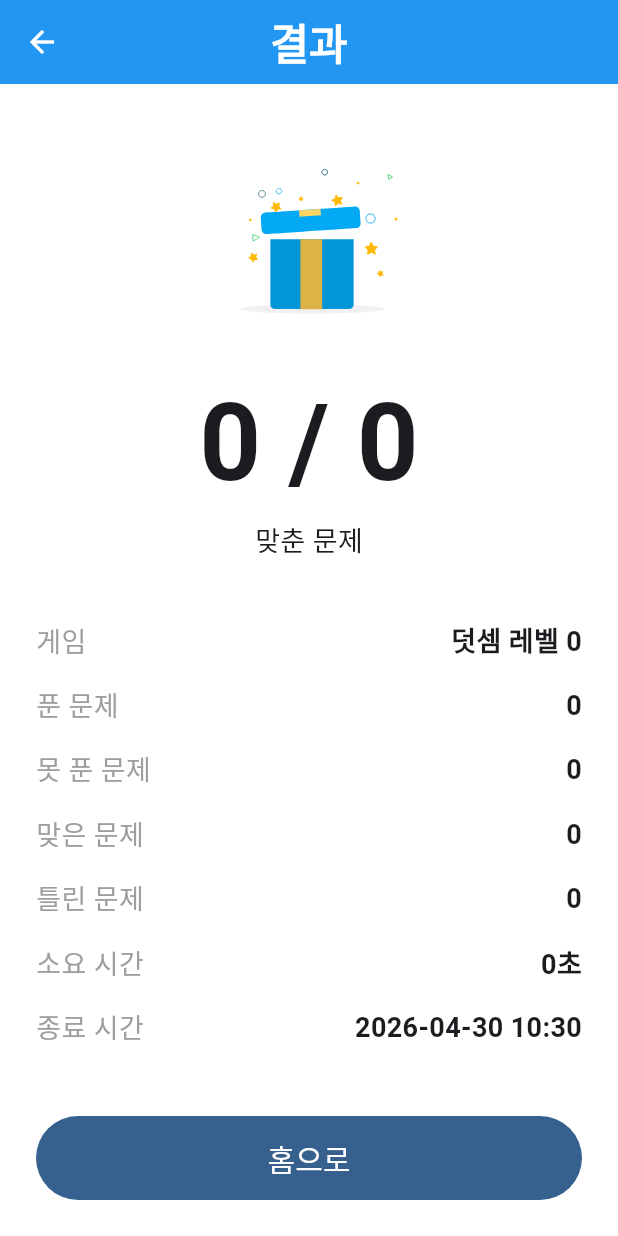
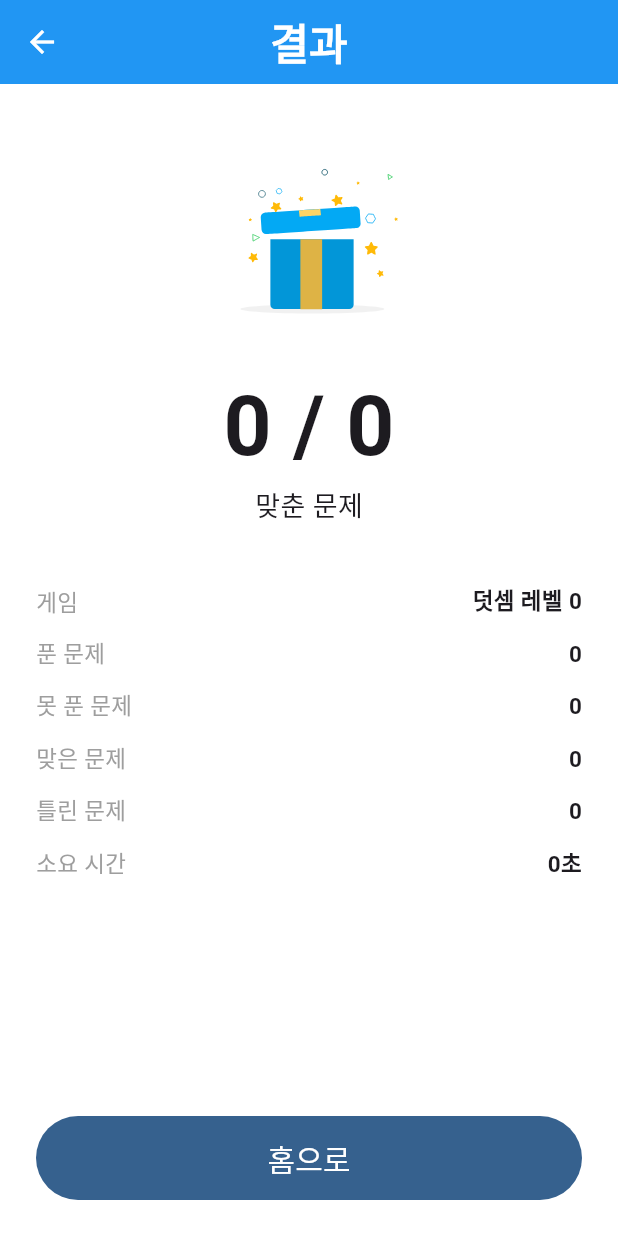
Before and after one commit to TaeSeungRyu/ChildrenMathGame, a Flutter app: the ResultView screen opened directly with empty values, on a phone screen of 412 x 824 dp. Run offline on Flutter 3.47's test engine with Material 3 defaults, Android fonts, the phone set to English and light mode, and no system bars; our stand-ins replace get, google_fonts, lottie, shared_preferences; accounts and stored records are empty; Roboto replaces fonts that are missing (Jua).

Commit message:
자녀용 수학 게임 with claudeCode - 15
1. 레이아웃 고려 글씨 크기 조정

```diff
--- a/lib/app/modules/result/result_view.dart
+++ b/lib/app/modules/result/result_view.dart
@@ -20,9 +20,17 @@ class ResultView extends GetView<ResultController> {
         ),
         centerTitle: true,
       ),
-      body: SafeArea(
-        child: Padding(
-          padding: const EdgeInsets.all(24),
+      body: Padding(
+        padding: EdgeInsets.fromLTRB(
+          24,
+          24,
+          24,
+          MediaQuery.of(context).viewPadding.bottom + 24,
+        ),
+        child: Column(
+          children: [
+            Expanded(
+              child: SingleChildScrollView(
                 child: Column(
                   children: [
                     const SizedBox(height: 8),
@@ -37,7 +45,7 @@ class ResultView extends GetView<ResultController> {
                     Text(
                       '${r.correctCount} / ${r.totalCount}',
                       style: const TextStyle(
-                  fontSize: 72,
+                        fontSize: 56,
                         fontWeight: FontWeight.bold,
                       ),
                     ),
@@ -48,9 +56,15 @@ class ResultView extends GetView<ResultController> {
                     _Row(label: '못 푼 문제', value: '${r.unsolvedCount}'),
                     _Row(label: '맞은 문제', value: '${r.correctCount}'),
                     _Row(label: '틀린 문제', value: '${r.wrongCount}'),
-              _Row(label: '소요 시간', value: formatElapsedSeconds(r.elapsedSeconds)),
-              _Row(label: '종료 시간', value: formatRecordDate(r.finishedAt)),
-              const Spacer(),
+                    _Row(
+                      label: '소요 시간',
+                      value: formatElapsedSeconds(r.elapsedSeconds),
+                    ),
+                  ],
+                ),
+              ),
+            ),
+            const SizedBox(height: 16),
             SizedBox(
               width: double.infinity,
               height: 56,
@@ -63,7 +77,6 @@ class ResultView extends GetView<ResultController> {
               ),
             ),
           ],
-          ),
         ),
       ),
     );
@@ -79,14 +92,14 @@ class _Row extends StatelessWidget {
   @override
   Widget build(BuildContext context) {
     return Padding(
-      padding: const EdgeInsets.symmetric(vertical: 8),
+      padding: const EdgeInsets.symmetric(vertical: 6),
       child: Row(
         mainAxisAlignment: MainAxisAlignment.spaceBetween,
         children: [
-          Text(label, style: const TextStyle(fontSize: 18, color: Colors.grey)),
+          Text(label, style: const TextStyle(fontSize: 15, color: Colors.grey)),
           Text(
             value,
-            style: const TextStyle(fontSize: 18, fontWeight: FontWeight.w600),
+            style: const TextStyle(fontSize:15, fontWeight: FontWeight.w600),
           ),
         ],
       ),
```
Also changed, not shown: lib/app/modules/game/game_view.dart (+11 -5 lines), lib/app/modules/home/home_view.dart (+7 -4 lines), lib/app/modules/level_select/level_select_view.dart (+7 -4 lines), lib/app/modules/records/records_view.dart (+4 -5 lines). Lines whose indentation alone changed are shown as unchanged.
